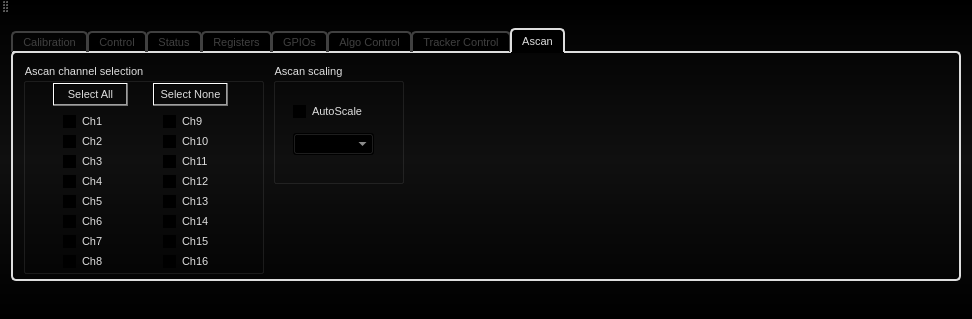
Qt form src/AWLQtDemo/awlqtdemo.ui (samanwaya-jena/EVAL-ADAL6110-16-GUI) before a commit.
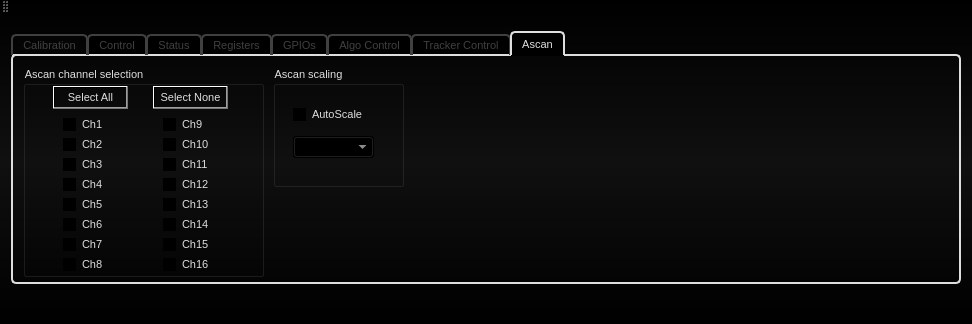
The same form after that commit. Icons and pictures are not drawn.

Commit message: Added AScan and About icons to the QtResource file. Added PlasticOmnium Logo as well.

Diff of the .ui file:
```diff
--- a/src/AWLQtDemo/awlqtdemo.ui
+++ b/src/AWLQtDemo/awlqtdemo.ui
@@ -10,7 +10,7 @@
     <x>0</x>
     <y>0</y>
     <width>972</width>
-    <height>319</height>
+    <height>324</height>
    </rect>
   </property>
   <property name="sizePolicy">
```
The commit also changes 2 other files.
